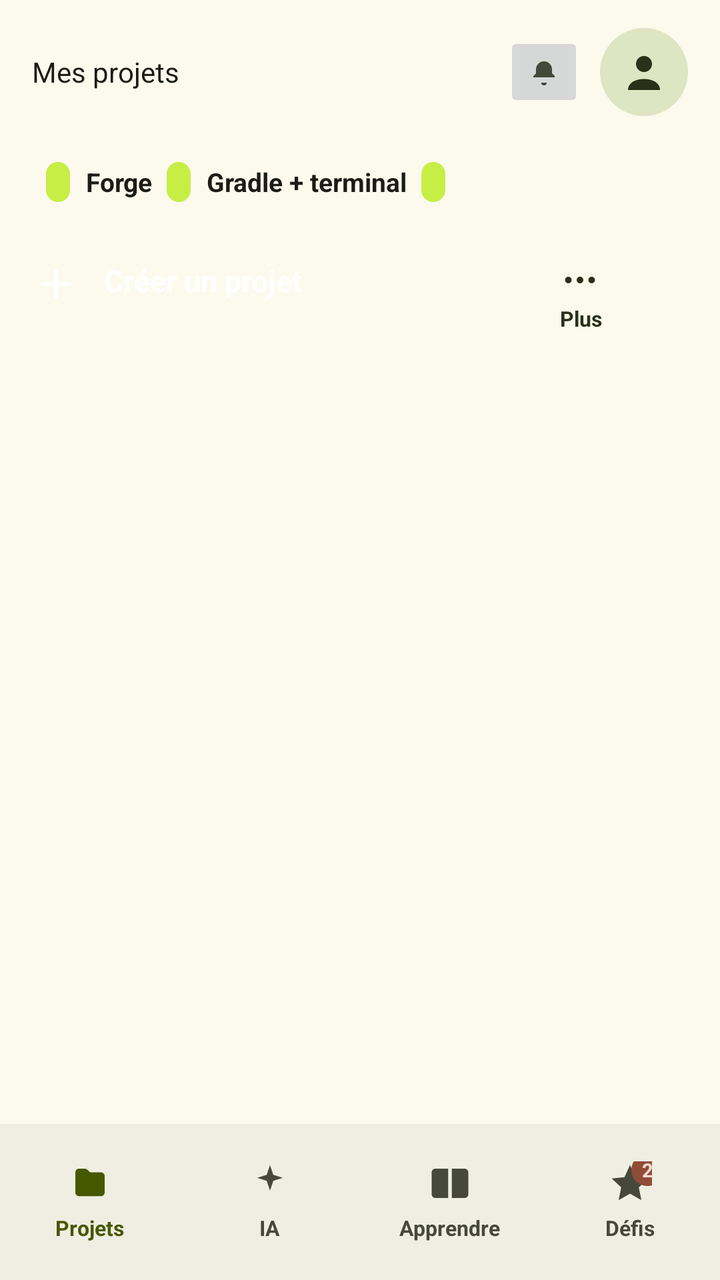
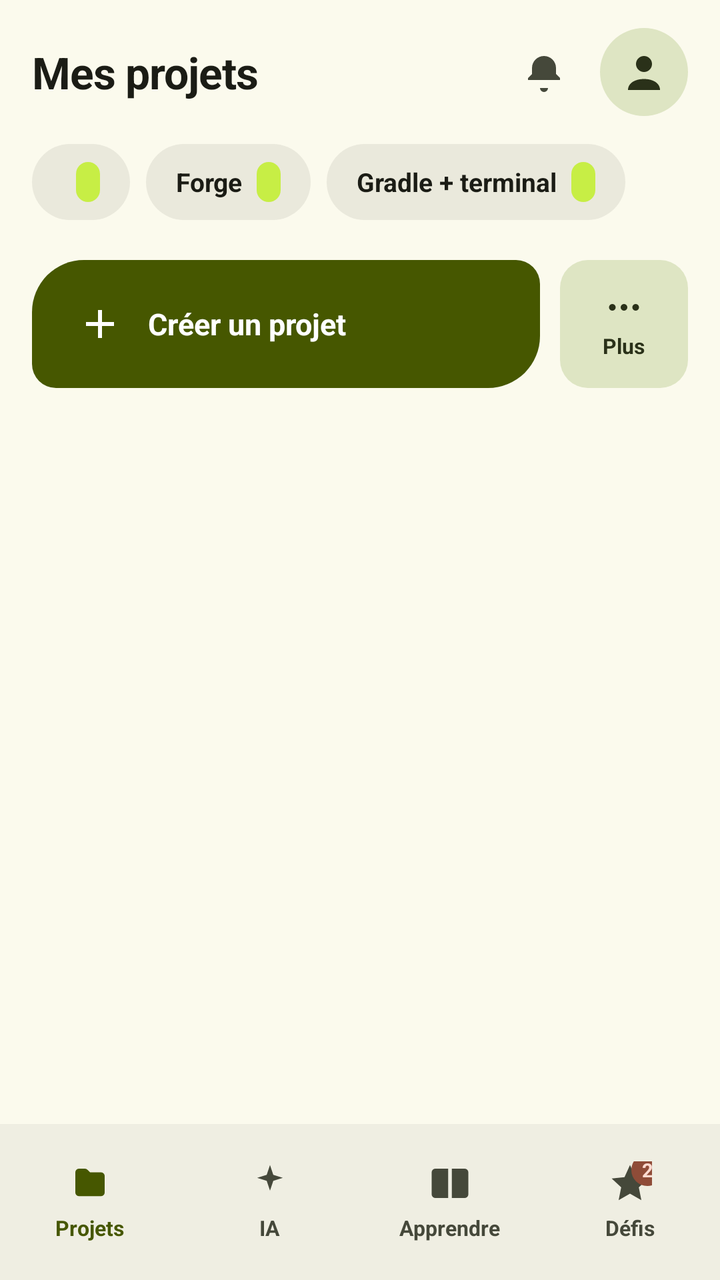

Before-and-after screenshots of an Android layout around one commit, followed by the original layout XML and the change that was made.
<!-- AndroidManifest.xml: application theme Theme.JoIDE -->
<!-- res/layout/home_fragment.xml -->
<?xml version="1.0" encoding="utf-8"?>
<LinearLayout xmlns:android="http://schemas.android.com/apk/res/android"
    xmlns:app="http://schemas.android.com/apk/res-auto"
    android:layout_width="match_parent"
    android:layout_height="match_parent"
    android:orientation="vertical">

    <ScrollView
        android:layout_width="match_parent"
        android:layout_height="0dp"
        android:layout_weight="1"
        android:background="@color/fond"
        android:fillViewport="true">

        <LinearLayout
            android:layout_width="match_parent"
            android:layout_height="wrap_content"
            android:orientation="vertical"
            android:paddingStart="16dp"
            android:paddingEnd="16dp"
            android:paddingTop="14dp"
            android:paddingBottom="20dp">

            
            <LinearLayout
                android:layout_width="match_parent"
                android:layout_height="wrap_content"
                android:orientation="horizontal"
                android:gravity="center_vertical">

                <TextView
                    android:layout_width="0dp"
                    android:layout_height="wrap_content"
                    android:layout_weight="1"
                    android:text="@string/accueil_titre"
                    android:textColor="@color/sur"
                    style="Txt.Xl" />

                <ImageButton
                    android:id="@+id/bell_button"
                    style="IconBtn"
                    android:layout_width="40dp"
                    android:layout_height="40dp"
                    android:contentDescription="@string/accueil_bell"
                    android:src="@drawable/ic_bell"
                    android:scaleType="centerInside"
                    app:tint="@color/sur_var" />

                <ImageButton
                    android:id="@+id/avatar_button"
                    android:layout_width="44dp"
                    android:layout_height="44dp"
                    android:layout_marginStart="8dp"
                    android:background="@drawable/fond_avatar"
                    android:contentDescription="@string/parametres_titre"
                    android:src="@drawable/ic_person"
                    android:scaleType="centerInside"
                    app:tint="@color/sur_sc2" />
            </LinearLayout>

            
            <LinearLayout
                android:id="@+id/filter_row"
                android:layout_width="match_parent"
                android:layout_height="wrap_content"
                android:orientation="horizontal"
                android:layout_marginTop="14dp"
                android:layout_marginBottom="4dp">

                <LinearLayout
                    android:id="@+id/filter_all"
                    style="Chip"
                    android:layout_width="wrap_content"
                    android:layout_height="38dp"
                    android:gravity="center_vertical">

                    <TextView
                        android:id="@+id/filter_all_text"
                        android:layout_width="wrap_content"
                        android:layout_height="wrap_content"
                        android:textColor="@color/sur"
                        android:textSize="@dimen/chip_txt"
                        android:textStyle="bold" />

                    <TextView
                        android:id="@+id/filter_all_count"
                        android:layout_width="wrap_content"
                        android:layout_height="20dp"
                        android:layout_marginStart="7dp"
                        android:gravity="center"
                        android:paddingStart="6dp"
                        android:paddingEnd="6dp"
                        android:background="@drawable/fond_ct_pastille"
                        android:textColor="@color/sur_conteneur_primaire"
                        android:textSize="11sp"
                        android:textStyle="bold" />
                </LinearLayout>

                <LinearLayout
                    android:id="@+id/filter_forge"
                    style="Chip"
                    android:layout_width="wrap_content"
                    android:layout_height="38dp"
                    android:layout_marginStart="8dp"
                    android:gravity="center_vertical">

                    <TextView
                        android:layout_width="wrap_content"
                        android:layout_height="wrap_content"
                        android:text="@string/mode_forge_nom"
                        android:textColor="@color/sur"
                        android:textSize="@dimen/chip_txt"
                        android:textStyle="bold" />

                    <TextView
                        android:id="@+id/filter_forge_count"
                        android:layout_width="wrap_content"
                        android:layout_height="20dp"
                        android:layout_marginStart="7dp"
                        android:gravity="center"
                        android:paddingStart="6dp"
                        android:paddingEnd="6dp"
                        android:background="@drawable/fond_ct_pastille"
                        android:textColor="@color/sur_conteneur_primaire"
                        android:textSize="11sp"
                        android:textStyle="bold" />
                </LinearLayout>

                <LinearLayout
                    android:id="@+id/filter_gradle"
                    style="Chip"
                    android:layout_width="wrap_content"
                    android:layout_height="38dp"
                    android:layout_marginStart="8dp"
                    android:gravity="center_vertical">

                    <TextView
                        android:layout_width="wrap_content"
                        android:layout_height="wrap_content"
                        android:text="@string/mode_gradle_nom"
                        android:textColor="@color/sur"
                        android:textSize="@dimen/chip_txt"
                        android:textStyle="bold" />

                    <TextView
                        android:id="@+id/filter_gradle_count"
                        android:layout_width="wrap_content"
                        android:layout_height="20dp"
                        android:layout_marginStart="7dp"
                        android:gravity="center"
                        android:paddingStart="6dp"
                        android:paddingEnd="6dp"
                        android:background="@drawable/fond_ct_pastille"
                        android:textColor="@color/sur_conteneur_primaire"
                        android:textSize="11sp"
                        android:textStyle="bold" />
                </LinearLayout>
            </LinearLayout>

            
            <LinearLayout
                android:id="@+id/projects_list"
                android:layout_width="match_parent"
                android:layout_height="wrap_content"
                android:orientation="vertical" />

            
            <LinearLayout
                android:id="@+id/empty_state_view"
                android:layout_width="match_parent"
                android:layout_height="wrap_content"
                android:layout_marginTop="18dp"
                android:orientation="vertical"
                android:gravity="center"
                android:background="@drawable/fond_vide"
                android:paddingTop="36dp"
                android:paddingBottom="36dp"
                android:paddingStart="24dp"
                android:paddingEnd="24dp"
                android:visibility="gone">

                <ImageView
                    android:layout_width="56dp"
                    android:layout_height="56dp"
                    android:src="@drawable/ic_folder"
                    android:scaleType="centerInside"
                    android:contentDescription="@string/accueil_vide_titre"
                    app:tint="@color/contour_var" />

                <TextView
                    android:layout_width="wrap_content"
                    android:layout_height="wrap_content"
                    android:layout_marginTop="10dp"
                    android:gravity="center"
                    android:text="@string/accueil_vide_studio"
                    style="Txt.BodyS" />
            </LinearLayout>

            
            <LinearLayout
                android:layout_width="match_parent"
                android:layout_height="wrap_content"
                android:orientation="horizontal"
                android:layout_marginTop="16dp"
                android:layout_marginBottom="6dp">

                <LinearLayout
                    android:id="@+id/new_project_button"
                    style="Cta"
                    android:layout_width="0dp"
                    android:layout_height="64dp"
                    android:layout_weight="1">

                    <ImageView
                        android:layout_width="24dp"
                        android:layout_height="24dp"
                        android:src="@drawable/ic_plus"
                        android:scaleType="centerInside"
                        android:contentDescription="@string/accueil_nouveau_studio"
                        app:tint="@color/sur_primaire" />

                    <TextView
                        android:layout_width="wrap_content"
                        android:layout_height="wrap_content"
                        android:layout_marginStart="12dp"
                        android:text="@string/accueil_nouveau_studio"
                        android:textColor="@color/sur_primaire"
                        android:textSize="15sp"
                        android:textStyle="bold" />
                </LinearLayout>

                <LinearLayout
                    android:id="@+id/more_button"
                    style="Tonal64"
                    android:layout_width="64dp"
                    android:layout_height="64dp"
                    android:layout_marginStart="10dp"
                    android:orientation="vertical">

                    <ImageView
                        android:layout_width="20dp"
                        android:layout_height="20dp"
                        android:src="@drawable/ic_dots"
                        android:scaleType="centerInside"
                        android:contentDescription="@string/accueil_plus"
                        app:tint="@color/sur_sc2" />

                    <TextView
                        android:layout_width="wrap_content"
                        android:layout_height="wrap_content"
                        android:layout_marginTop="2dp"
                        android:text="@string/accueil_plus"
                        android:textColor="@color/sur_sc2"
                        android:textSize="10.5sp"
                        android:textStyle="bold" />
                </LinearLayout>
            </LinearLayout>

            
            <TextView
                android:id="@+id/transient_notice"
                android:layout_width="match_parent"
                android:layout_height="wrap_content"
                android:layout_marginTop="8dp"
                android:padding="12dp"
                android:visibility="gone"
                style="Txt.BodyS" />
        </LinearLayout>
    </ScrollView>

    
    <LinearLayout
        android:id="@+id/navbar"
        android:layout_width="match_parent"
        android:layout_height="78dp"
        android:orientation="horizontal"
        android:background="@color/sc"
        android:paddingBottom="8dp">

        <LinearLayout
            android:id="@+id/nav_projects"
            android:layout_width="0dp"
            android:layout_height="match_parent"
            android:layout_weight="1"
            android:orientation="vertical"
            android:gravity="center"
            android:paddingTop="8dp">

            <ImageView
                android:layout_width="22dp"
                android:layout_height="22dp"
                android:src="@drawable/ic_folder"
                android:scaleType="centerInside"
                android:contentDescription="@string/accueil_nav_projets"
                app:tint="@color/primaire" />

            <TextView
                android:layout_width="wrap_content"
                android:layout_height="wrap_content"
                android:layout_marginTop="4dp"
                android:text="@string/accueil_nav_projets"
                android:textColor="@color/primaire"
                android:textSize="10.5sp"
                android:textStyle="bold" />
        </LinearLayout>

        <LinearLayout
            android:id="@+id/nav_ia"
            android:layout_width="0dp"
            android:layout_height="match_parent"
            android:layout_weight="1"
            android:orientation="vertical"
            android:gravity="center"
            android:paddingTop="8dp">

            <ImageView
                android:layout_width="22dp"
                android:layout_height="22dp"
                android:src="@drawable/ic_spark"
                android:scaleType="centerInside"
                android:contentDescription="@string/accueil_nav_ia"
                app:tint="@color/sur_var" />

            <TextView
                android:layout_width="wrap_content"
                android:layout_height="wrap_content"
                android:layout_marginTop="4dp"
                android:text="@string/accueil_nav_ia"
                android:textColor="@color/sur_var"
                android:textSize="10.5sp"
                android:textStyle="bold" />
        </LinearLayout>

        <LinearLayout
            android:id="@+id/nav_apprendre"
            android:layout_width="0dp"
            android:layout_height="match_parent"
            android:layout_weight="1"
            android:orientation="vertical"
            android:gravity="center"
            android:paddingTop="8dp">

            <ImageView
                android:layout_width="22dp"
                android:layout_height="22dp"
                android:src="@drawable/ic_book"
                android:scaleType="centerInside"
                android:contentDescription="@string/accueil_nav_apprendre"
                app:tint="@color/sur_var" />

            <TextView
                android:layout_width="wrap_content"
                android:layout_height="wrap_content"
                android:layout_marginTop="4dp"
                android:text="@string/accueil_nav_apprendre"
                android:textColor="@color/sur_var"
                android:textSize="10.5sp"
                android:textStyle="bold" />
        </LinearLayout>

        <LinearLayout
            android:id="@+id/nav_defis"
            android:layout_width="0dp"
            android:layout_height="match_parent"
            android:layout_weight="1"
            android:orientation="vertical"
            android:gravity="center"
            android:paddingTop="8dp">

            <FrameLayout
                android:layout_width="wrap_content"
                android:layout_height="wrap_content">

                <ImageView
                    android:layout_width="22dp"
                    android:layout_height="22dp"
                    android:src="@drawable/ic_star"
                    android:scaleType="centerInside"
                    android:contentDescription="@string/accueil_nav_defis"
                    app:tint="@color/sur_var" />

                <TextView
                    android:layout_width="16dp"
                    android:layout_height="16dp"
                    android:layout_gravity="end|top"
                    android:layout_marginTop="-4dp"
                    android:layout_marginEnd="-6dp"
                    android:gravity="center"
                    android:background="@drawable/fond_badge"
                    android:text="@string/accueil_defis_badge"
                    android:textColor="@color/conteneur_erreur"
                    android:textSize="9.5sp"
                    android:textStyle="bold" />
            </FrameLayout>

            <TextView
                android:layout_width="wrap_content"
                android:layout_height="wrap_content"
                android:layout_marginTop="4dp"
                android:text="@string/accueil_nav_defis"
                android:textColor="@color/sur_var"
                android:textSize="10.5sp"
                android:textStyle="bold" />
        </LinearLayout>
    </LinearLayout>
</LinearLayout>
<!-- resources referenced by this layout -->
<resources>
  <color name="conteneur_erreur">#FFDBD1</color>
  <color name="contour_var">#C6C9B2</color>
  <color name="fond">#FBFAED</color>
  <color name="primaire">#465700</color>
  <color name="sc">#EFEEE2</color>
  <color name="sur">#1B1C15</color>
  <color name="sur_primaire">#FFFFFF</color>
  <color name="sur_sc2">#2A3119</color>
  <color name="sur_var">#45483A</color>
  <dimen name="chip_txt">13sp</dimen>
  <string name="accueil_defis_badge">2</string>
  <string name="accueil_nav_defis">Défis</string>
  <string name="accueil_nav_ia">IA</string>
  <string name="accueil_plus">Plus</string>
  <string name="mode_forge_nom">Forge</string>
  <color name="sc2">#DEE5C3</color>
  <color name="erreur">#8F4C38</color>
  <color name="conteneur_primaire">#C7EE45</color>
  <color name="tertiaire">#6C3E85</color>
  <color name="sur_tertiaire">#FFFFFF</color>
  <color name="conteneur_tertiaire">#F2D9FF</color>
  <color name="contour">#767966</color>
  <color name="sc_low">#F5F4E7</color>
  <color name="sc_lowest">#FFFFFF</color>
  <color name="sc_high">#EAE9DC</color>
  <color name="sc_highest">#E4E3D7</color>
  <!-- unchanged entries left out for length: 25 -->
</resources>

<!-- the commit's change to res/layout/home_fragment.xml (unified diff, before → after) -->
@@ -34,11 +34,11 @@
                     android:layout_weight="1"
                     android:text="@string/accueil_titre"
                     android:textColor="@color/sur"
-                    style="Txt.Xl" />
+                    style="@style/Txt.Xl" />
 
                 <ImageButton
                     android:id="@+id/bell_button"
-                    style="IconBtn"
+                    style="@style/IconBtn"
                     android:layout_width="40dp"
                     android:layout_height="40dp"
                     android:contentDescription="@string/accueil_bell"
@@ -69,7 +69,7 @@
 
                 <LinearLayout
                     android:id="@+id/filter_all"
-                    style="Chip"
+                    style="@style/Chip"
                     android:layout_width="wrap_content"
                     android:layout_height="38dp"
                     android:gravity="center_vertical">
@@ -98,7 +98,7 @@
 
                 <LinearLayout
                     android:id="@+id/filter_forge"
-                    style="Chip"
+                    style="@style/Chip"
                     android:layout_width="wrap_content"
                     android:layout_height="38dp"
                     android:layout_marginStart="8dp"
@@ -128,7 +128,7 @@
 
                 <LinearLayout
                     android:id="@+id/filter_gradle"
-                    style="Chip"
+                    style="@style/Chip"
                     android:layout_width="wrap_content"
                     android:layout_height="38dp"
                     android:layout_marginStart="8dp"
@@ -193,7 +193,7 @@
                     android:layout_marginTop="10dp"
                     android:gravity="center"
                     android:text="@string/accueil_vide_studio"
-                    style="Txt.BodyS" />
+                    style="@style/Txt.BodyS" />
             </LinearLayout>
 
             
@@ -206,7 +206,7 @@
 
                 <LinearLayout
                     android:id="@+id/new_project_button"
-                    style="Cta"
+                    style="@style/Cta"
                     android:layout_width="0dp"
                     android:layout_height="64dp"
                     android:layout_weight="1">
@@ -231,7 +231,7 @@
 
                 <LinearLayout
                     android:id="@+id/more_button"
-                    style="Tonal64"
+                    style="@style/Tonal64"
                     android:layout_width="64dp"
                     android:layout_height="64dp"
                     android:layout_marginStart="10dp"
@@ -264,7 +264,7 @@
                 android:layout_marginTop="8dp"
                 android:padding="12dp"
                 android:visibility="gone"
-                style="Txt.BodyS" />
+                style="@style/Txt.BodyS" />
         </LinearLayout>
     </ScrollView>
 
<!-- resource entries referenced after the edit -->
@@ -15,9 +15,73 @@
   <string name="accueil_nav_ia">IA</string>
   <string name="accueil_plus">Plus</string>
   <string name="mode_forge_nom">Forge</string>
+  <style name="Chip" parent="">
+          <item name="android:background">@drawable/fond_chip</item>
+          <item name="android:minHeight">@dimen/chip_hauteur</item>
+          <item name="android:paddingStart">@dimen/chip_padding_h</item>
+          <item name="android:paddingEnd">@dimen/chip_padding_h</item>
+          <item name="android:gravity">center_vertical</item>
+      </style>
+  <style name="Cta" parent="">
+          <item name="android:background">@drawable/fond_cta</item>
+          <item name="android:minHeight">@dimen/ctah_hauteur</item>
+          <item name="android:paddingStart">22dp</item>
+          <item name="android:paddingEnd">22dp</item>
+          <item name="android:gravity">center_vertical</item>
+      </style>
+  <style name="IconBtn" parent="">
+          <item name="android:background">@drawable/fond_iconbtn</item>
+      </style>
+  <style name="Tonal64" parent="">
+          <item name="android:background">@drawable/fond_tonal64</item>
+          <item name="android:gravity">center</item>
+      </style>
+  <style name="Txt.BodyS" parent="">
+          <item name="android:textSize">@dimen/txt_body_s</item>
+          <item name="android:textColor">?attr/colorOnSurfaceVariant</item>
+      </style>
+  <style name="Txt.Xl" parent="">
+          <item name="android:textSize">@dimen/txt_xl</item>
+          <item name="android:textStyle">bold</item>
+          <item name="android:letterSpacing">-0.014</item>
+      </style>
   <color name="sc2">#DEE5C3</color>
   <color name="erreur">#8F4C38</color>
   <color name="conteneur_primaire">#C7EE45</color>
+  <!-- drawable fond_chip (drawable) -->
+  <?xml version="1.0" encoding="utf-8"?>
+  <shape xmlns:android="http://schemas.android.com/apk/res/android">
+      <solid android:color="@color/sc_high" />
+      <corners android:radius="19dp" />
+  </shape>
+  <dimen name="chip_hauteur">38dp</dimen>
+  <dimen name="chip_padding_h">15dp</dimen>
+  <!-- drawable fond_cta (drawable) -->
+  <?xml version="1.0" encoding="utf-8"?>
+  <shape xmlns:android="http://schemas.android.com/apk/res/android">
+      <solid android:color="@color/primaire" />
+      <corners android:topLeftRadius="26dp" android:topRightRadius="12dp"
+          android:bottomRightRadius="26dp" android:bottomLeftRadius="12dp" />
+  </shape>
+  <dimen name="ctah_hauteur">64dp</dimen>
+  <!-- drawable fond_iconbtn (drawable) -->
+  <?xml version="1.0" encoding="utf-8"?>
+  <selector xmlns:android="http://schemas.android.com/apk/res/android">
+      <item android:state_pressed="true">
+          <shape><solid android:color="#1B1C1510" /><corners android:radius="20dp" /></shape>
+      </item>
+      <item>
+          <shape><solid android:color="#00000000" /><corners android:radius="20dp" /></shape>
+      </item>
+  </selector>
+  <!-- drawable fond_tonal64 (drawable) -->
+  <?xml version="1.0" encoding="utf-8"?>
+  <shape xmlns:android="http://schemas.android.com/apk/res/android">
+      <solid android:color="@color/sc2" />
+      <corners android:radius="14dp" />
+  </shape>
+  <dimen name="txt_body_s">12.5sp</dimen>
+  <dimen name="txt_xl">22sp</dimen>
   <color name="tertiaire">#6C3E85</color>
   <color name="sur_tertiaire">#FFFFFF</color>
   <color name="conteneur_tertiaire">#F2D9FF</color>
